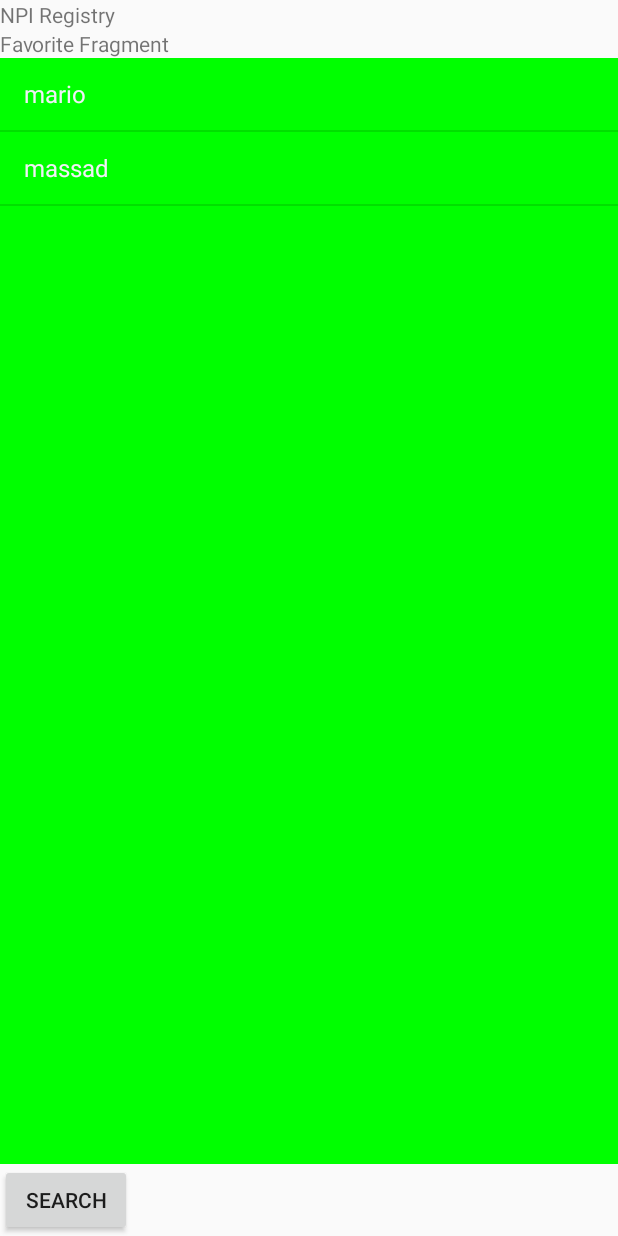
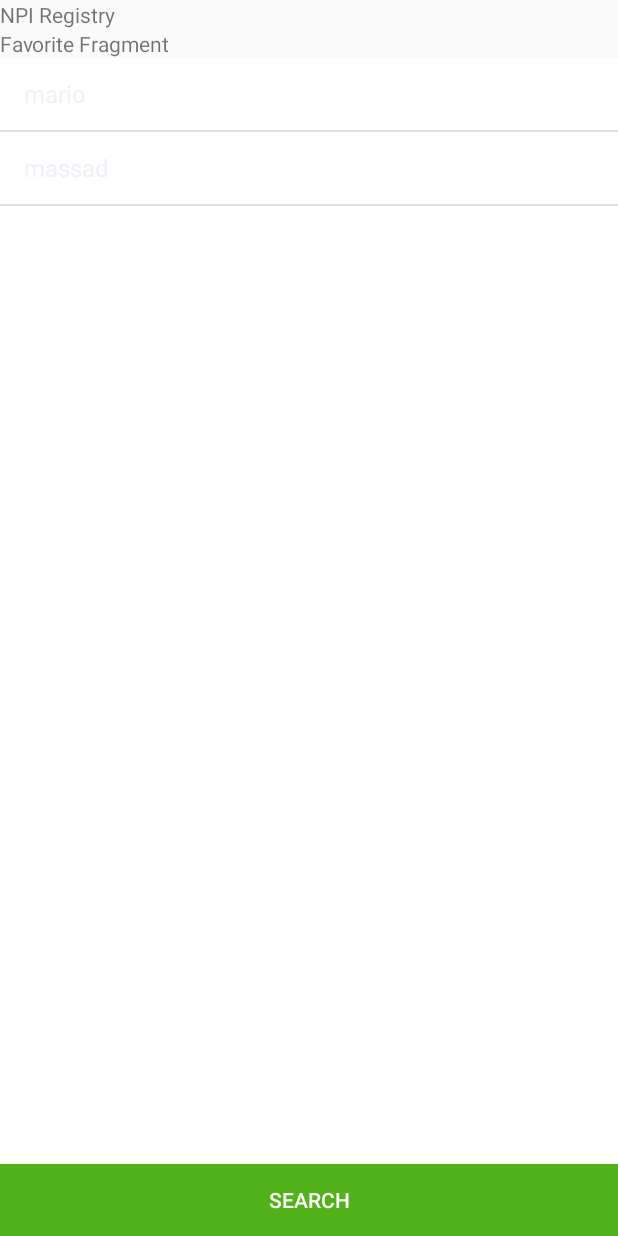
Before and after one commit to Mario0419/NPIRegistry, an Android app: the screen it shows after launch (MainActivity), on a phone screen of 412 x 824 dp. Run offline under Robolectric (Android 15) with nearby library versions, the phone set to English and light mode, and no system bars.

Commit message:
Added star button to result list and favorite button

```diff
--- a/app/src/main/java/com/mx3studios/npiregistry/FavoriteFragment.java
+++ b/app/src/main/java/com/mx3studios/npiregistry/FavoriteFragment.java
@@ -51,7 +51,6 @@ public class FavoriteFragment extends Fragment {
                 android.R.layout.simple_list_item_1,
                 list
         );
-        System.out.println("the aarra adapter is " + arrayAdapter);
         searchButton = (Button)view.findViewById(R.id.searchButton);
         searchButton.setOnClickListener(new View.OnClickListener() {
             @Override
--- a/app/src/main/java/com/mx3studios/npiregistry/MainActivity.java
+++ b/app/src/main/java/com/mx3studios/npiregistry/MainActivity.java
@@ -63,7 +63,6 @@ public class MainActivity extends FragmentActivity {
         ArrayAdapter<String> arrayAdapter = new ArrayAdapter<String>(getApplicationContext(), android.R.layout.simple_list_item_1, menuList);
         mDrawerList.setAdapter(arrayAdapter);
         mDrawerList.setOnItemClickListener(new DrawerItemClickListener());
-
     }
 
 
@@ -93,10 +92,8 @@ public class MainActivity extends FragmentActivity {
 
             @Override
             protected void onPostExecute(NpiParserResult result) {
-                Log.e("ERROR BUB", "I Was hereeeeeeee");
                 getResultFragment();
                 mResultFragment.setNpiParserResult(result);
-//                getResultFragment().setNpiParserResult(result);
                 setPosition(1);
             }
         };
--- a/app/src/main/res/layout/fragment_favorite.xml
+++ b/app/src/main/res/layout/fragment_favorite.xml
@@ -17,15 +17,17 @@
             android:text="@string/hello_favorite"/>
         <ListView
             android:id="@+id/favoritelist"
-            android:layout_width="wrap_content"
+            android:layout_width="fill_parent"
             android:layout_height="wrap_content"
-            android:background="#00FF00"
+            android:background="#FFFFFF"
             android:layout_weight="1"
             android:drawSelectorOnTop="false"/>
         <Button
             android:id="@+id/searchButton"
-            android:layout_width="wrap_content"
+            android:layout_width="fill_parent"
             android:layout_height="wrap_content"
+            android:background="@color/cmdgreen"
+            android:textColor="@color/white"
             android:text="@string/search_npi"/>
     </LinearLayout>
 
--- a/app/src/main/res/layout/fragment_result_npi_dialog.xml
+++ b/app/src/main/res/layout/fragment_result_npi_dialog.xml
@@ -21,5 +21,10 @@
             android:layout_weight="1">
 
         </ListView>
+        <Button
+            android:layout_width="fill_parent"
+            android:layout_height="wrap_content"
+            android:text="@string/addToFavorite"
+            android:background="@color/cmdblue"/>
     </LinearLayout>
 </FrameLayout>
--- a/app/src/main/res/layout/npi_drawer_layout.xml
+++ b/app/src/main/res/layout/npi_drawer_layout.xml
@@ -21,6 +21,6 @@
         android:choiceMode="singleChoice"
         android:divider="@android:color/transparent"
         android:dividerHeight="0dp"
-        android:background="#0680D1"/>
+        android:background="@color/cmdblue"/>
 
 </android.support.v4.widget.DrawerLayout>
--- /dev/null
+++ b/app/src/main/res/values/color.xml
@@ -0,0 +1,6 @@
+<?xml version="1.0" encoding="utf-8"?>
+<resources>
+    <item name="cmdblue" type="color">#0680D1</item>
+    <item name="cmdgreen" type="color">#51B21A</item>
+    <item name="white" type="color">#FFFFFF</item>
+</resources>
--- a/app/src/main/res/values/strings.xml
+++ b/app/src/main/res/values/strings.xml
@@ -1,10 +1,8 @@
 <resources>
     <string name="app_name">NPI Registry</string>
     <string name="hello_favorite">Favorite Fragment</string>
-    <string name="hello_world">Hello world!</string>
-
     <string name="action_settings">Settings</string>
     <string name="search_npi">Search</string>
 <!-- TODO: Remove or change this placeholder text -->
-    <string name="hello_blank_fragment">Hello blank fragment</string>
+    <string name="addToFavorite">Add to Favorites</string>
 </resources>
```
Also changed, not shown: app/src/main/java/com/mx3studios/npiregistry/ResultFragment.java (+19 -4 lines), app/src/main/java/com/mx3studios/npiregistry/npi/NpiResult.java (+9 -0 lines), app/src/main/res/layout/npi_list_item.xml (+7 -0 lines).
